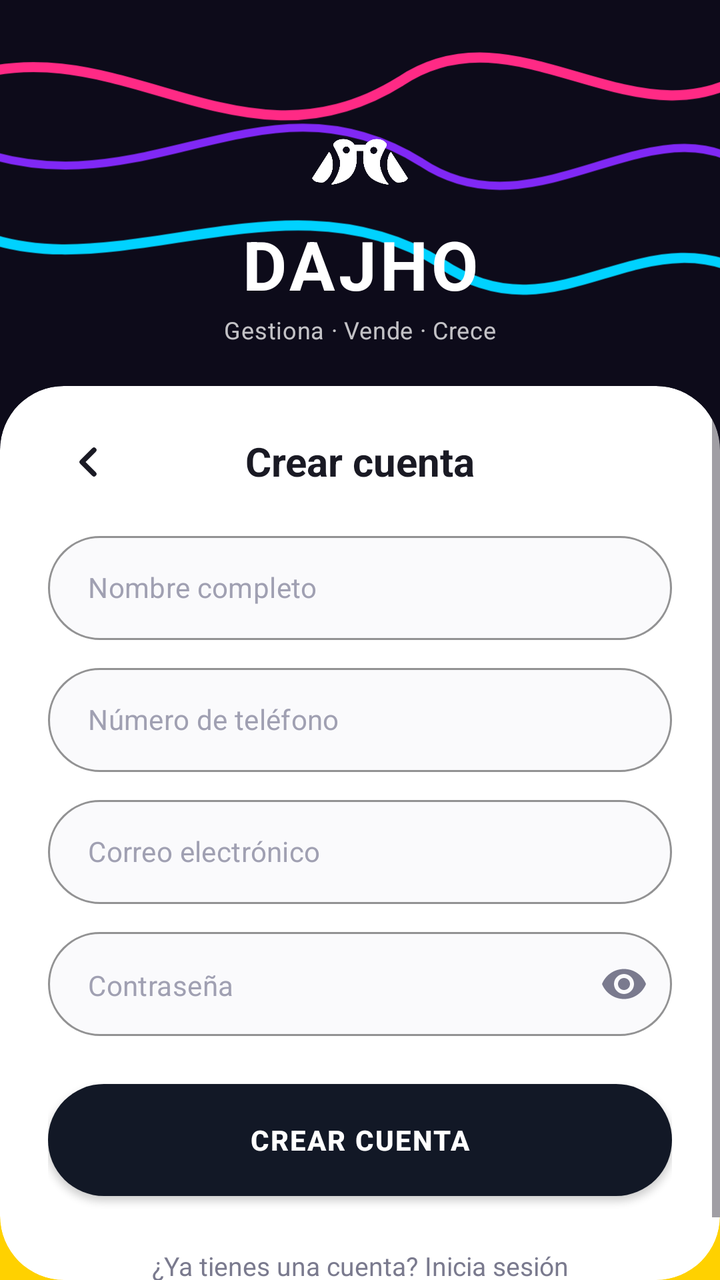
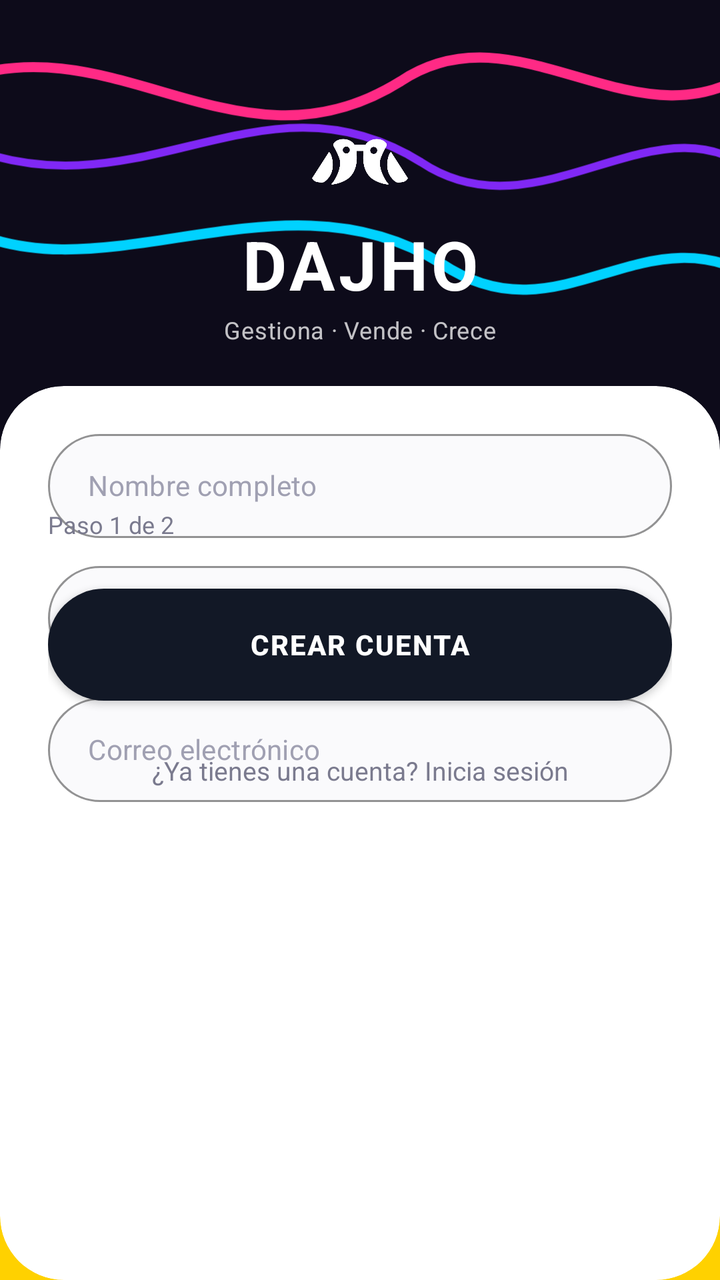

An Android layout rendered at two revisions. The XML below is the earlier revision; the diff shows what the commit changed to produce the second picture.
<!-- AndroidManifest.xml: application theme Theme.DAJHO -->
<!-- res/layout/activity_sign_up.xml -->
<?xml version="1.0" encoding="utf-8"?>
<androidx.constraintlayout.widget.ConstraintLayout
    xmlns:android="http://schemas.android.com/apk/res/android"
    xmlns:app="http://schemas.android.com/apk/res-auto"
    xmlns:tools="http://schemas.android.com/tools"
    android:layout_width="match_parent"
    android:layout_height="match_parent"
    android:background="@color/dark_header_bg"
    tools:context=".SignUpActivity">

    
    <ImageView
        android:id="@+id/ivHeaderBg"
        android:layout_width="0dp"
        android:layout_height="0dp"
        android:scaleType="centerCrop"
        android:src="@drawable/bg_banner_dark_graphic"
        app:layout_constraintHeight_percent="0.38"
        app:layout_constraintTop_toTopOf="parent"
        app:layout_constraintStart_toStartOf="parent"
        app:layout_constraintEnd_toEndOf="parent"
        android:contentDescription="@string/header_graphic_desc" />

    
    <LinearLayout
        android:id="@+id/llBrandContainer"
        android:layout_width="wrap_content"
        android:layout_height="wrap_content"
        android:orientation="vertical"
        android:gravity="center"
        app:layout_constraintTop_toTopOf="@id/ivHeaderBg"
        app:layout_constraintBottom_toBottomOf="@id/ivHeaderBg"
        app:layout_constraintStart_toStartOf="parent"
        app:layout_constraintEnd_toEndOf="parent"
        app:layout_constraintVertical_bias="0.45">

        <ImageView
            android:layout_width="48dp"
            android:layout_height="48dp"
            android:layout_marginBottom="4dp"
            android:src="@drawable/ic_dajho_white"
            android:contentDescription="@string/dajho_logo_desc" />

        <TextView
            android:layout_width="wrap_content"
            android:layout_height="wrap_content"
            android:text="@string/dajho_brand"
            android:textColor="@color/white"
            android:textSize="34sp"
            android:textStyle="bold"
            android:letterSpacing="0.05" />

        <TextView
            android:layout_width="wrap_content"
            android:layout_height="wrap_content"
            android:layout_marginTop="2dp"
            android:text="@string/dajho_tagline"
            android:textColor="#C0FFFFFF"
            android:textSize="12sp"
            android:letterSpacing="0.02" />
    </LinearLayout>

    
    <androidx.cardview.widget.CardView
        android:id="@+id/cardContainer"
        android:layout_width="0dp"
        android:layout_height="0dp"
        app:cardCornerRadius="32dp"
        app:cardElevation="0dp"
        app:cardBackgroundColor="@color/card_background"
        app:layout_constraintTop_toBottomOf="@id/llBrandContainer"
        app:layout_constraintBottom_toBottomOf="parent"
        app:layout_constraintStart_toStartOf="parent"
        app:layout_constraintEnd_toEndOf="parent"
        android:layout_marginTop="20dp">

        <ScrollView
            android:layout_width="match_parent"
            android:layout_height="match_parent"
            android:fillViewport="true"
            android:overScrollMode="never">

            <androidx.constraintlayout.widget.ConstraintLayout
                android:layout_width="match_parent"
                android:layout_height="wrap_content"
                android:paddingHorizontal="24dp"
                android:paddingTop="24dp"
                android:paddingBottom="24dp">

                
                <ImageView
                    android:id="@+id/btnBack"
                    android:layout_width="40dp"
                    android:layout_height="40dp"
                    android:padding="8dp"
                    android:background="?attr/selectableItemBackgroundBorderless"
                    android:src="@drawable/ic_arrow_back"
                    app:layout_constraintTop_toTopOf="@id/tvTitleSignUp"
                    app:layout_constraintBottom_toBottomOf="@id/tvTitleSignUp"
                    app:layout_constraintStart_toStartOf="parent"
                    android:contentDescription="@string/back_desc" />

                
                <TextView
                    android:id="@+id/tvTitleSignUp"
                    android:layout_width="wrap_content"
                    android:layout_height="wrap_content"
                    android:text="@string/title_sign_up"
                    android:textColor="@color/text_primary"
                    android:textSize="20sp"
                    android:textStyle="bold"
                    app:layout_constraintTop_toTopOf="parent"
                    app:layout_constraintStart_toStartOf="parent"
                    app:layout_constraintEnd_toEndOf="parent" />

                
                <com.google.android.material.textfield.TextInputLayout
                    android:id="@+id/tilFullName"
                    style="@style/PillTextInputLayout"
                    android:layout_width="0dp"
                    android:layout_height="wrap_content"
                    android:layout_marginTop="24dp"
                    app:hintEnabled="false"
                    app:layout_constraintTop_toBottomOf="@id/tvTitleSignUp"
                    app:layout_constraintStart_toStartOf="parent"
                    app:layout_constraintEnd_toEndOf="parent">

                    <com.google.android.material.textfield.TextInputEditText
                        android:id="@+id/etFullName"
                        android:layout_width="match_parent"
                        android:layout_height="52dp"
                        android:hint="@string/hint_full_name"
                        android:paddingHorizontal="20dp"
                        android:textColor="@color/text_primary"
                        android:textColorHint="@color/text_hint"
                        android:textSize="14sp"
                        android:inputType="textPersonName"
                        android:background="@null" />
                </com.google.android.material.textfield.TextInputLayout>

                
                <com.google.android.material.textfield.TextInputLayout
                    android:id="@+id/tilPhone"
                    style="@style/PillTextInputLayout"
                    android:layout_width="0dp"
                    android:layout_height="wrap_content"
                    android:layout_marginTop="14dp"
                    app:hintEnabled="false"
                    app:layout_constraintTop_toBottomOf="@id/tilFullName"
                    app:layout_constraintStart_toStartOf="parent"
                    app:layout_constraintEnd_toEndOf="parent">

                    <com.google.android.material.textfield.TextInputEditText
                        android:id="@+id/etPhone"
                        android:layout_width="match_parent"
                        android:layout_height="52dp"
                        android:hint="@string/hint_phone_number"
                        android:paddingHorizontal="20dp"
                        android:textColor="@color/text_primary"
                        android:textColorHint="@color/text_hint"
                        android:textSize="14sp"
                        android:inputType="phone"
                        android:background="@null" />
                </com.google.android.material.textfield.TextInputLayout>

                
                <com.google.android.material.textfield.TextInputLayout
                    android:id="@+id/tilEmail"
                    style="@style/PillTextInputLayout"
                    android:layout_width="0dp"
                    android:layout_height="wrap_content"
                    android:layout_marginTop="14dp"
                    app:hintEnabled="false"
                    app:layout_constraintTop_toBottomOf="@id/tilPhone"
                    app:layout_constraintStart_toStartOf="parent"
                    app:layout_constraintEnd_toEndOf="parent">

                    <com.google.android.material.textfield.TextInputEditText
                        android:id="@+id/etEmail"
                        android:layout_width="match_parent"
                        android:layout_height="52dp"
                        android:hint="@string/hint_email"
                        android:paddingHorizontal="20dp"
                        android:textColor="@color/text_primary"
                        android:textColorHint="@color/text_hint"
                        android:textSize="14sp"
                        android:inputType="textEmailAddress"
                        android:background="@null" />
                </com.google.android.material.textfield.TextInputLayout>

                
                <com.google.android.material.textfield.TextInputLayout
                    android:id="@+id/tilPassword"
                    style="@style/PillTextInputLayout"
                    android:layout_width="0dp"
                    android:layout_height="wrap_content"
                    android:layout_marginTop="14dp"
                    app:hintEnabled="false"
                    app:passwordToggleEnabled="true"
                    app:passwordToggleTint="@color/text_secondary"
                    app:layout_constraintTop_toBottomOf="@id/tilEmail"
                    app:layout_constraintStart_toStartOf="parent"
                    app:layout_constraintEnd_toEndOf="parent">

                    <com.google.android.material.textfield.TextInputEditText
                        android:id="@+id/etPassword"
                        android:layout_width="match_parent"
                        android:layout_height="52dp"
                        android:hint="@string/hint_password"
                        android:paddingHorizontal="20dp"
                        android:textColor="@color/text_primary"
                        android:textColorHint="@color/text_hint"
                        android:textSize="14sp"
                        android:inputType="textPassword"
                        android:background="@null" />
                </com.google.android.material.textfield.TextInputLayout>

                
                <androidx.appcompat.widget.AppCompatButton
                    android:id="@+id/btnCreateAccount"
                    android:layout_width="0dp"
                    android:layout_height="56dp"
                    android:layout_marginTop="24dp"
                    android:text="@string/btn_create_account"
                    android:textColor="@color/btn_text_color"
                    android:textSize="14sp"
                    android:textStyle="bold"
                    android:letterSpacing="0.05"
                    android:background="@drawable/bg_pill_black"
                    app:layout_constraintTop_toBottomOf="@id/tilPassword"
                    app:layout_constraintStart_toStartOf="parent"
                    app:layout_constraintEnd_toEndOf="parent" />

                
                <TextView
                    android:id="@+id/tvLoginLink"
                    android:layout_width="wrap_content"
                    android:layout_height="wrap_content"
                    android:layout_marginTop="18dp"
                    android:text="@string/already_have_account"
                    android:textColor="@color/text_secondary"
                    android:textSize="13sp"
                    android:padding="8dp"
                    app:layout_constraintTop_toBottomOf="@id/btnCreateAccount"
                    app:layout_constraintStart_toStartOf="parent"
                    app:layout_constraintEnd_toEndOf="parent" />

            </androidx.constraintlayout.widget.ConstraintLayout>

        </ScrollView>

    </androidx.cardview.widget.CardView>

</androidx.constraintlayout.widget.ConstraintLayout>
<!-- resources referenced by this layout -->
<resources>
  <color name="btn_text_color">#FFFFFF</color>
  <color name="card_background">#FFFFFF</color>
  <color name="dark_header_bg">#FFD100</color>
  <color name="text_hint">#A0A0B2</color>
  <color name="text_primary">#1A1A24</color>
  <color name="text_secondary">#7A7A8E</color>
  <color name="white">#FFFFFFFF</color>
  <!-- drawable bg_pill_black (drawable) -->
  <?xml version="1.0" encoding="utf-8"?>
  <ripple xmlns:android="http://schemas.android.com/apk/res/android"
      android:color="#33FFFFFF">
      <item>
          <shape android:shape="rectangle">
              <solid android:color="@color/btn_black" />
              <corners android:radius="28dp" />
          </shape>
      </item>
  </ripple>
  <!-- drawable ic_arrow_back (drawable) -->
  <?xml version="1.0" encoding="utf-8"?>
  <vector xmlns:android="http://schemas.android.com/apk/res/android"
      android:width="24dp"
      android:height="24dp"
      android:viewportWidth="24"
      android:viewportHeight="24">
      <path
          android:fillColor="#00000000"
          android:pathData="M15,18L9,12L15,6"
          android:strokeColor="@color/text_primary"
          android:strokeWidth="2.5"
          android:strokeLineCap="round"
          android:strokeLineJoin="round" />
  </vector>
  <string name="already_have_account">¿Ya tienes una cuenta? Inicia sesión</string>
  <string name="back_desc">Volver</string>
  <string name="btn_create_account">CREAR CUENTA</string>
  <string name="dajho_brand">DAJHO</string>
  <string name="dajho_logo_desc">Logo de DAJHO</string>
  <string name="dajho_tagline">Gestiona · Vende · Crece</string>
  <string name="header_graphic_desc">Gráfico de encabezado</string>
  <string name="hint_email">Correo electrónico</string>
  <string name="hint_full_name">Nombre completo</string>
  <string name="hint_password">Contraseña</string>
  <string name="hint_phone_number">Número de teléfono</string>
  <string name="title_sign_up">Crear cuenta</string>
  <style name="PillTextInputLayout" parent="Widget.MaterialComponents.TextInputLayout.OutlinedBox">
          <item name="boxCornerRadiusTopStart">28dp</item>
          <item name="boxCornerRadiusTopEnd">28dp</item>
          <item name="boxCornerRadiusBottomStart">28dp</item>
          <item name="boxCornerRadiusBottomEnd">28dp</item>
          <item name="boxStrokeColor">@color/input_border</item>
          <item name="boxStrokeWidth">1dp</item>
          <item name="boxBackgroundColor">@color/input_bg</item>
          <item name="hintTextColor">@color/text_hint</item>
          <item name="android:textColorHint">@color/text_hint</item>
          <item name="android:textColor">@color/text_primary</item>
      </style>
  <style name="Theme.DAJHO" parent="Base.Theme.DAJHO" />
  <color name="btn_black">#121826</color>
  <color name="input_border">#E2E4EC</color>
  <color name="input_bg">#FAFAFC</color>
  <color name="purple_primary">#FFD100</color>
  <color name="pink_accent">#FF2A85</color>
  <style name="DAJHO_BottomSheet" parent="Widget.Material3.BottomSheet.Modal">
          <item name="android:background">@color/card_background</item>
          <item name="shapeAppearanceOverlay">@style/DAJHO_SheetShape</item>
      </style>
  <style name="DAJHO_BottomSheetDialog" parent="ThemeOverlay.Material3.BottomSheetDialog">
          <item name="bottomSheetStyle">@style/DAJHO_BottomSheet</item>
      </style>
  <style name="DAJHO_SheetShape">
          <item name="cornerFamily">rounded</item>
          <item name="cornerSizeTopLeft">28dp</item>
          <item name="cornerSizeTopRight">28dp</item>
      </style>
  <!-- unchanged entries left out for length: 3 -->
</resources>

<!-- the commit's change to res/layout/activity_sign_up.xml (unified diff, before → after) -->
@@ -121,7 +121,7 @@
                     android:layout_height="wrap_content"
                     android:layout_marginTop="24dp"
                     app:hintEnabled="false"
-                    app:layout_constraintTop_toBottomOf="@id/tvTitleSignUp"
+                    app:layout_constraintTop_toBottomOf="@id/tilPassword"
                     app:layout_constraintStart_toStartOf="parent"
                     app:layout_constraintEnd_toEndOf="parent">
 
@@ -215,6 +215,93 @@
                         android:background="@null" />
                 </com.google.android.material.textfield.TextInputLayout>
 
+                <TextView
+                    android:id="@+id/tvSignUpStep"
+                    android:layout_width="wrap_content"
+                    android:layout_height="wrap_content"
+                    android:layout_marginTop="10dp"
+                    android:text="Paso 1 de 2"
+                    android:textColor="@color/text_secondary"
+                    android:textSize="12sp"
+                    app:layout_constraintTop_toBottomOf="@id/tvTitleSignUp"
+                    app:layout_constraintStart_toStartOf="parent" />
+
+                <LinearLayout
+                    android:id="@+id/businessFieldsContainer"
+                    android:layout_width="0dp"
+                    android:layout_height="wrap_content"
+                    android:orientation="vertical"
+                    android:visibility="gone"
+                    app:layout_constraintTop_toBottomOf="@id/tvSignUpStep"
+                    app:layout_constraintStart_toStartOf="parent"
+                    app:layout_constraintEnd_toEndOf="parent">
+
+                    <com.google.android.material.textfield.TextInputLayout
+                        android:id="@+id/tilBusinessName"
+                        style="@style/PillTextInputLayout"
+                        android:layout_width="match_parent"
+                        android:layout_height="wrap_content"
+                        android:hint="Nombre del negocio">
+                        <com.google.android.material.textfield.TextInputEditText
+                            android:id="@+id/etBusinessName"
+                            android:layout_width="match_parent"
+                            android:layout_height="52dp"
+                            android:inputType="textCapSentences"
+                            android:background="@null" />
+                    </com.google.android.material.textfield.TextInputLayout>
+
+                    <com.google.android.material.textfield.TextInputLayout
+                        android:id="@+id/tilBusinessRuc"
+                        style="@style/PillTextInputLayout"
+                        android:layout_width="match_parent"
+                        android:layout_height="wrap_content"
+                        android:layout_marginTop="12dp"
+                        android:hint="RUC o cédula (opcional)">
+                        <com.google.android.material.textfield.TextInputEditText
+                            android:id="@+id/etBusinessRuc"
+                            android:layout_width="match_parent"
+                            android:layout_height="52dp"
+                            android:inputType="number"
+                            android:background="@null" />
+                    </com.google.android.material.textfield.TextInputLayout>
+
+                    <com.google.android.material.textfield.TextInputLayout
+                        android:id="@+id/tilBusinessAddress"
+                        style="@style/PillTextInputLayout"
+                        android:layout_width="match_parent"
+                        android:layout_height="wrap_content"
+                        android:layout_marginTop="12dp"
+                        android:hint="Dirección (opcional)">
+                        <com.google.android.material.textfield.TextInputEditText
+                            android:id="@+id/etBusinessAddress"
+                            android:layout_width="match_parent"
+                            android:layout_height="52dp"
+                            android:inputType="textCapSentences"
+                            android:background="@null" />
+                    </com.google.android.material.textfield.TextInputLayout>
+
+                    <com.google.android.material.textfield.TextInputLayout
+                        android:id="@+id/tilBusinessPhone"
+                        style="@style/PillTextInputLayout"
+                        android:layout_width="match_parent"
+                        android:layout_height="wrap_content"
+                        android:layout_marginTop="12dp"
+                        android:hint="Teléfono del negocio">
+                        <com.google.android.material.textfield.TextInputEditText
+                            android:id="@+id/etBusinessPhone"
+                            android:layout_width="match_parent"
+                            android:layout_height="52dp"
+                            android:inputType="phone"
+                            android:background="@null" />
+                    </com.google.android.material.textfield.TextInputLayout>
+
+                    <Spinner
+                        android:id="@+id/spinnerRimpe"
+                        android:layout_width="match_parent"
+                        android:layout_height="52dp"
+                        android:layout_marginTop="12dp" />
+                </LinearLayout>
+
                 
                 <androidx.appcompat.widget.AppCompatButton
                     android:id="@+id/btnCreateAccount"
@@ -227,7 +314,7 @@
                     android:textStyle="bold"
                     android:letterSpacing="0.05"
                     android:background="@drawable/bg_pill_black"
-                    app:layout_constraintTop_toBottomOf="@id/tilPassword"
+                    app:layout_constraintTop_toBottomOf="@id/businessFieldsContainer"
                     app:layout_constraintStart_toStartOf="parent"
                     app:layout_constraintEnd_toEndOf="parent" />
 
